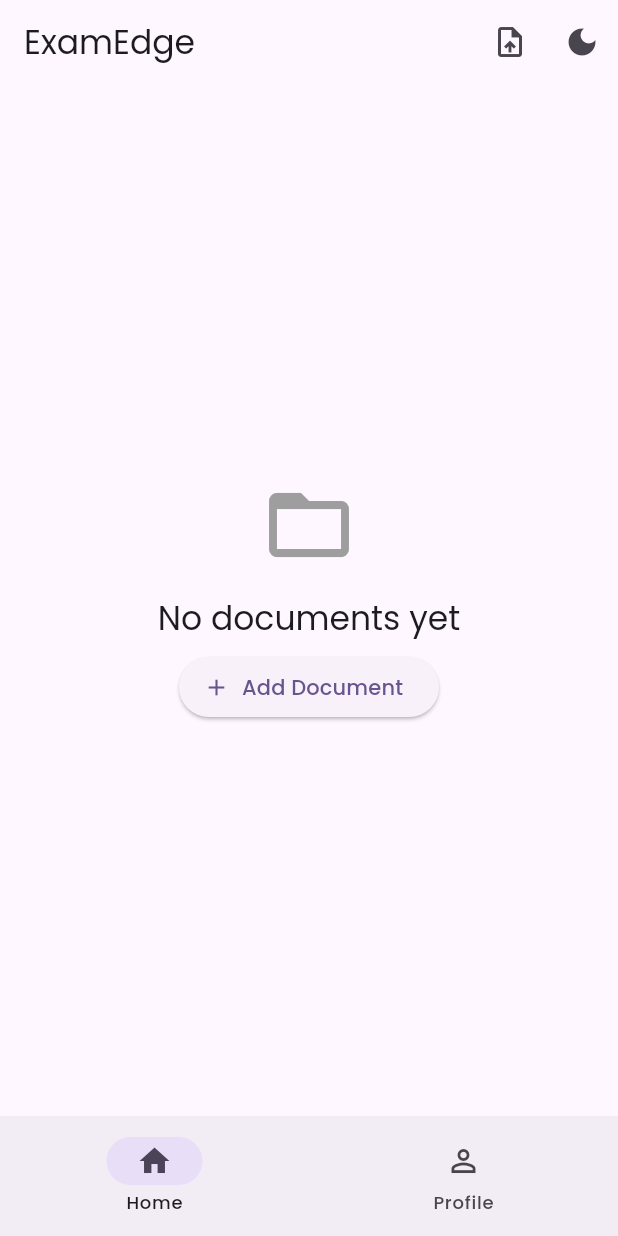
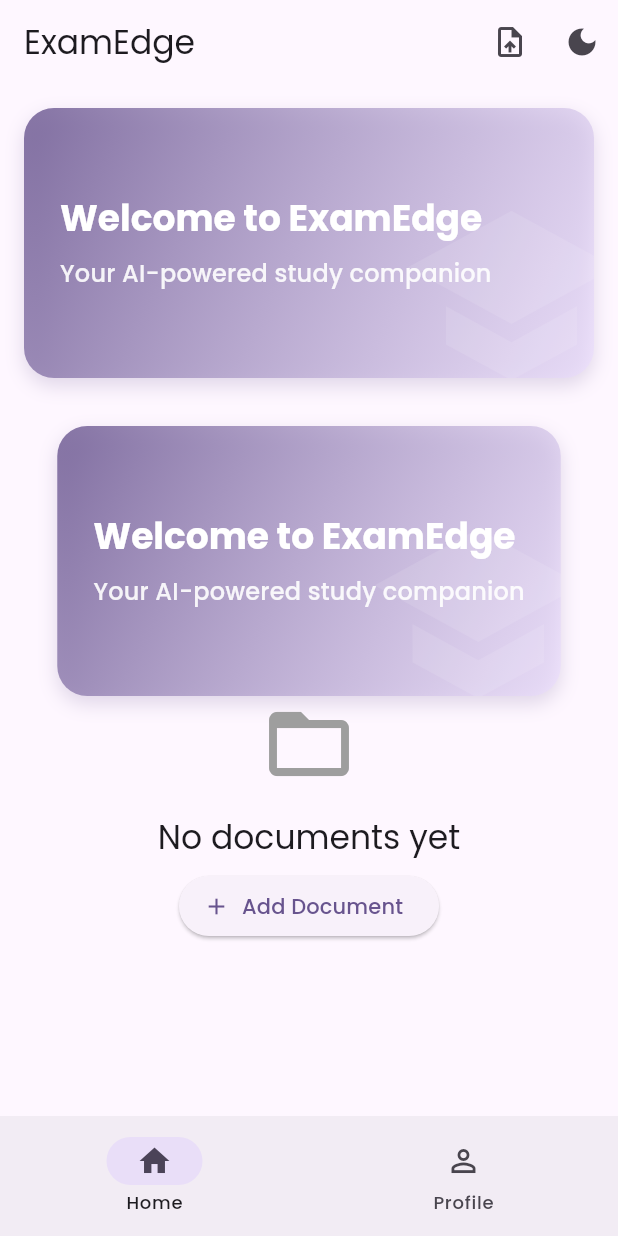
Before and after one commit to Utsav-J/ExamEdge_Edge-Your-Exams, a Flutter app: the screen it shows after launch, on a phone screen of 412 x 824 dp. Run offline on Flutter 3.47's test engine with Material 3 defaults, Android fonts, the phone set to English and light mode, and no system bars; our stand-ins replace file_picker, google_fonts, shared_preferences; missing offline and left inert: flutter_pdfview.

Commit message:
unconditional welcome card, reusable folder,

```diff
--- /dev/null
+++ b/lib/reusable/modern_welcome_card.dart
@@ -0,0 +1,67 @@
+import 'package:flutter/material.dart';
+
+class ModernWelcomeCard extends StatelessWidget {
+  const ModernWelcomeCard({super.key});
+
+  @override
+  Widget build(BuildContext context) {
+    final colorScheme = Theme.of(context).colorScheme;
+    return Container(
+      height: 180,
+      decoration: BoxDecoration(
+        gradient: LinearGradient(
+          begin: Alignment.topLeft,
+          end: Alignment.bottomRight,
+          colors: [
+            colorScheme.primary.withOpacity(0.8),
+            colorScheme.primaryContainer.withOpacity(0.6),
+          ],
+        ),
+        borderRadius: BorderRadius.circular(20),
+        boxShadow: [
+          BoxShadow(
+            color: colorScheme.primary.withOpacity(0.2),
+            blurRadius: 10,
+            offset: const Offset(0, 5),
+          ),
+        ],
+      ),
+      child: Stack(
+        children: [
+          Positioned(
+            right: -20,
+            bottom: -20,
+            child: Icon(
+              Icons.school,
+              size: 150,
+              color: Colors.white.withOpacity(0.1),
+            ),
+          ),
+          Padding(
+            padding: const EdgeInsets.all(24.0),
+            child: Column(
+              crossAxisAlignment: CrossAxisAlignment.start,
+              mainAxisAlignment: MainAxisAlignment.center,
+              children: [
+                Text(
+                  'Welcome to ExamEdge',
+                  style: Theme.of(context).textTheme.headlineSmall?.copyWith(
+                        color: Colors.white,
+                        fontWeight: FontWeight.bold,
+                      ),
+                ),
+                const SizedBox(height: 8),
+                Text(
+                  'Your AI-powered study companion',
+                  style: Theme.of(context).textTheme.titleMedium?.copyWith(
+                        color: Colors.white.withOpacity(0.9),
+                      ),
+                ),
+              ],
+            ),
+          ),
+        ],
+      ),
+    );
+  }
+}
--- a/lib/screens/home_screen.dart
+++ b/lib/screens/home_screen.dart
@@ -1,4 +1,5 @@
 import 'package:chat_gpt_clone/providers/theme_provider.dart';
+import 'package:chat_gpt_clone/reusable/modern_welcome_card.dart';
 import 'package:flutter/material.dart';
 import 'package:provider/provider.dart';
 import '../services/storage_service.dart';
@@ -82,8 +83,6 @@ class _HomeScreenState extends State<HomeScreen> {
   @override
   Widget build(BuildContext context) {
     final themeProvider = Provider.of<ThemeProvider>(context);
-    // final colorScheme = Theme.of(context).colorScheme;
-
     return Scaffold(
       appBar: AppBar(
         title: const Text('ExamEdge'),
@@ -112,11 +111,21 @@ class _HomeScreenState extends State<HomeScreen> {
       ),
       body: !_isInitialized
           ? const Center(child: CircularProgressIndicator())
-          : _recentDocuments.isEmpty
+          : SingleChildScrollView(
+              child: Column(
+                crossAxisAlignment: CrossAxisAlignment.stretch,
+                children: [
+                  const Padding(
+                    padding: EdgeInsets.all(16.0),
+                    child: ModernWelcomeCard(),
+                  ),
+                  const SizedBox(height: 16),
+                  _recentDocuments.isEmpty
                       ? Center(
                           child: Column(
                             mainAxisAlignment: MainAxisAlignment.center,
                             children: [
+                              const ModernWelcomeCard(),
                               const Icon(
                                 Icons.folder_open,
                                 size: 64,
@@ -133,7 +142,8 @@ class _HomeScreenState extends State<HomeScreen> {
                                   final result = await Navigator.push(
                                     context,
                                     MaterialPageRoute(
-                              builder: (context) => const FileUploadScreen(),
+                                      builder: (context) =>
+                                          const FileUploadScreen(),
                                     ),
                                   );
                                   if (result == true) {
@@ -147,6 +157,8 @@ class _HomeScreenState extends State<HomeScreen> {
                           ),
                         )
                       : ListView.builder(
+                          physics: const NeverScrollableScrollPhysics(),
+                          shrinkWrap: true,
                           itemCount: _recentDocuments.length,
                           itemBuilder: (context, index) {
                             final document = _recentDocuments[index];
@@ -172,15 +184,19 @@ class _HomeScreenState extends State<HomeScreen> {
                                     ),
                                     actions: [
                                       TextButton(
-                                onPressed: () => Navigator.pop(context, false),
+                                        onPressed: () =>
+                                            Navigator.pop(context, false),
                                         child: const Text('Cancel'),
                                       ),
                                       TextButton(
-                                onPressed: () => Navigator.pop(context, true),
+                                        onPressed: () =>
+                                            Navigator.pop(context, true),
                                         child: Text(
                                           'Delete',
                                           style: TextStyle(
-                                    color: Theme.of(context).colorScheme.error,
+                                            color: Theme.of(context)
+                                                .colorScheme
+                                                .error,
                                           ),
                                         ),
                                       ),
@@ -201,7 +217,8 @@ class _HomeScreenState extends State<HomeScreen> {
                                     document.fileType == 'pdf'
                                         ? Icons.picture_as_pdf
                                         : Icons.insert_drive_file,
-                            color: Theme.of(context).colorScheme.primary,
+                                    color:
+                                        Theme.of(context).colorScheme.primary,
                                   ),
                                   title: Text(document.fileName),
                                   subtitle: Text(
@@ -213,7 +230,8 @@ class _HomeScreenState extends State<HomeScreen> {
                                       context,
                                       MaterialPageRoute(
                                         builder: (context) => DocumentScreen(
-                                  uniqueFilename: document.uniqueFilename,
+                                          uniqueFilename:
+                                              document.uniqueFilename,
                                         ),
                                       ),
                                     );
@@ -222,6 +240,9 @@ class _HomeScreenState extends State<HomeScreen> {
                               ),
                             );
                           },
+                        ),
+                ],
+              ),
             ),
     );
   }
```
Lines whose indentation alone changed are shown as unchanged.
